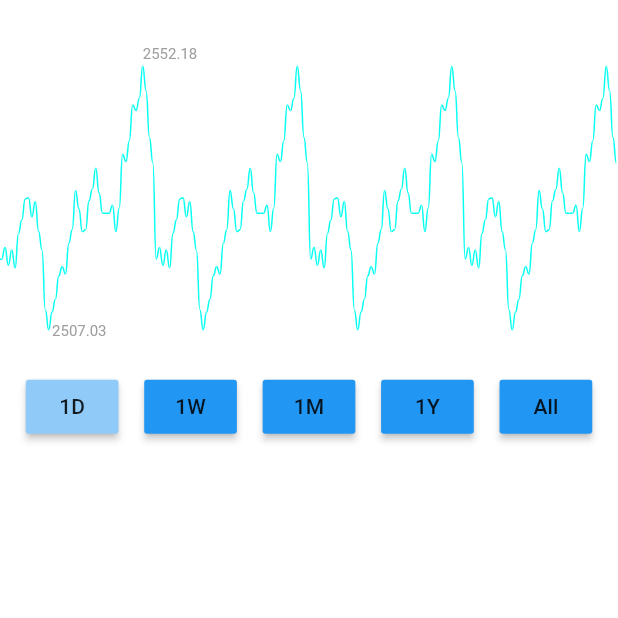
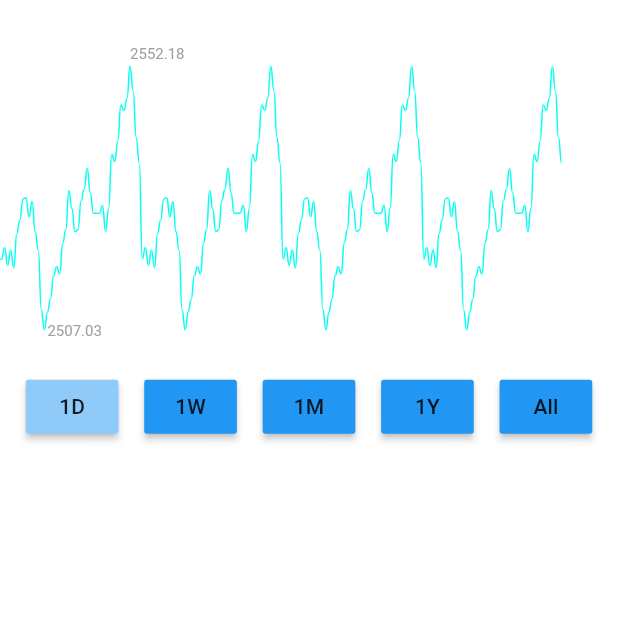
Before and after one commit to MyJetWallet/Flutter.Charts, a Flutter app: the screen it shows after launch, on a phone screen of 412 x 824 dp, the top half of it. Run offline on Flutter 3.47's test engine with Material 2 defaults, Android fonts, the phone set to English and light mode, and no system bars; our stand-ins replace flutter_screenutil.

Commit message:
Adjust chart width

```diff
--- a/lib/main.dart
+++ b/lib/main.dart
@@ -80,8 +80,8 @@ class _ChartState extends State<Chart> {
 
   @override
   Widget build(BuildContext context) {
-    final screenWidth = MediaQuery.of(context).size.width;
-    final candleWidth = (screenWidth / widget.candles.length);
+    final screenWidth = MediaQuery.of(context).size.width - 32.w;
+    final candleWidth = screenWidth / widget.candles.length;
 
     return Scaffold(
       backgroundColor: Colors.transparent,
```
